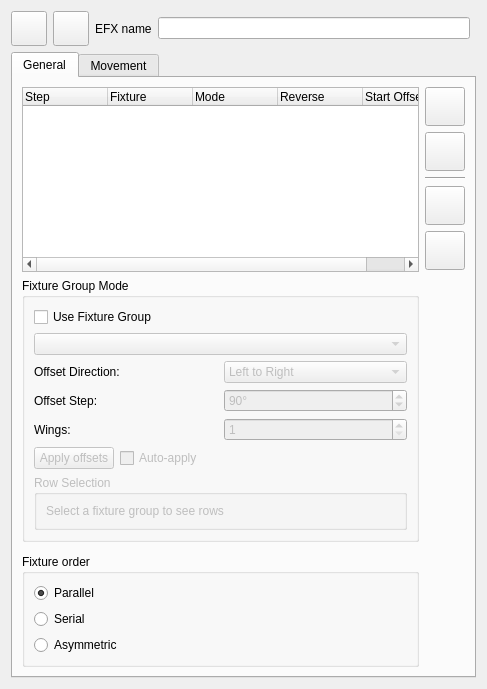
This is ui/src/efxeditor.ui in filipolszewsk/qlcplus as Qt 5 draws it before an edit. The edited form follows.
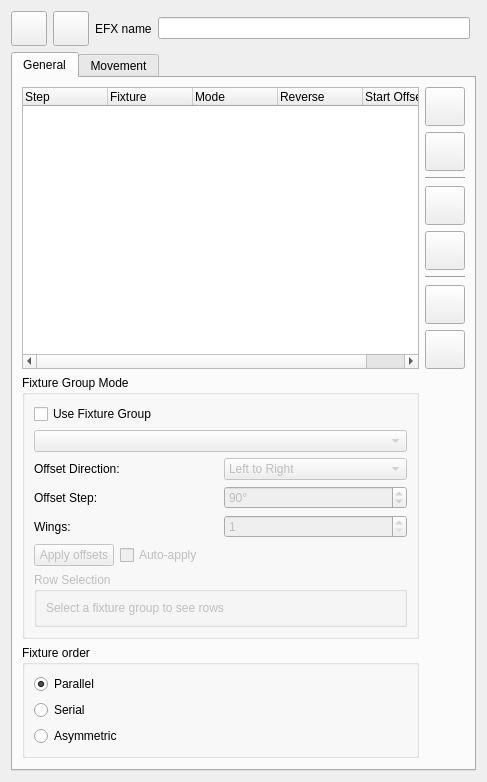
This is the edited form. Icons and pictures are not drawn.

Commit message: Add Copy/Paste buttons for EFX offsets and movement settings

```diff
--- a/ui/src/efxeditor.ui
+++ b/ui/src/efxeditor.ui
@@ -95,8 +95,14 @@
          </property>
         </widget>
        </item>
-       <item row="9" column="0" colspan="2">
+       <item row="10" column="0" colspan="2">
         <widget class="QGroupBox" name="m_orderGroup">
+         <property name="sizePolicy">
+          <sizepolicy hsizetype="Preferred" vsizetype="Maximum">
+           <horstretch>0</horstretch>
+           <verstretch>0</verstretch>
+          </sizepolicy>
+         </property>
          <property name="title">
           <string>Fixture order</string>
          </property>
@@ -151,8 +157,55 @@
          </property>
         </widget>
        </item>
-       <item row="7" column="0" colspan="2">
+       <item row="6" column="2">
+        <widget class="Line" name="line_copy_paste">
+         <property name="orientation">
+          <enum>Qt::Horizontal</enum>
+         </property>
+        </widget>
+       </item>
+       <item row="7" column="2">
+        <widget class="QToolButton" name="m_copyButton">
+         <property name="toolTip">
+          <string>Copy offsets and movement settings to clipboard</string>
+         </property>
+         <property name="icon">
+          <iconset resource="qlcui.qrc">
+           <normaloff>:/editcopy.png</normaloff>:/editcopy.png</iconset>
+         </property>
+         <property name="iconSize">
+          <size>
+           <width>32</width>
+           <height>32</height>
+          </size>
+         </property>
+        </widget>
+       </item>
+       <item row="8" column="2">
+        <widget class="QToolButton" name="m_pasteButton">
+         <property name="toolTip">
+          <string>Paste offsets and movement settings from clipboard</string>
+         </property>
+         <property name="icon">
+          <iconset resource="qlcui.qrc">
+           <normaloff>:/editpaste.png</normaloff>:/editpaste.png</iconset>
+         </property>
+         <property name="iconSize">
+          <size>
+           <width>32</width>
+           <height>32</height>
+          </size>
+         </property>
+        </widget>
+       </item>
+       <item row="9" column="0" colspan="2">
         <widget class="QGroupBox" name="groupBox">
+         <property name="sizePolicy">
+          <sizepolicy hsizetype="Preferred" vsizetype="Maximum">
+           <horstretch>0</horstretch>
+           <verstretch>0</verstretch>
+          </sizepolicy>
+         </property>
          <property name="title">
           <string>Fixture Group Mode</string>
          </property>
@@ -338,7 +391,7 @@
          </layout>
         </widget>
        </item>
-       <item row="1" column="0" rowspan="6" colspan="2">
+       <item row="1" column="0" rowspan="8" colspan="2">
         <widget class="QTreeWidget" name="m_tree">
          <property name="sizePolicy">
           <sizepolicy hsizetype="Expanding" vsizetype="Expanding">
@@ -391,19 +444,6 @@
          </column>
         </widget>
        </item>
-       <item row="6" column="2" rowspan="3">
-        <spacer name="verticalSpacer">
-         <property name="orientation">
-          <enum>Qt::Vertical</enum>
-         </property>
-         <property name="sizeHint" stdset="0">
-          <size>
-           <width>0</width>
-           <height>0</height>
-          </size>
-         </property>
-        </spacer>
-       </item>
       </layout>
      </widget>
      <widget class="QWidget" name="Movement">
```
The commit also changes 2 other files.
